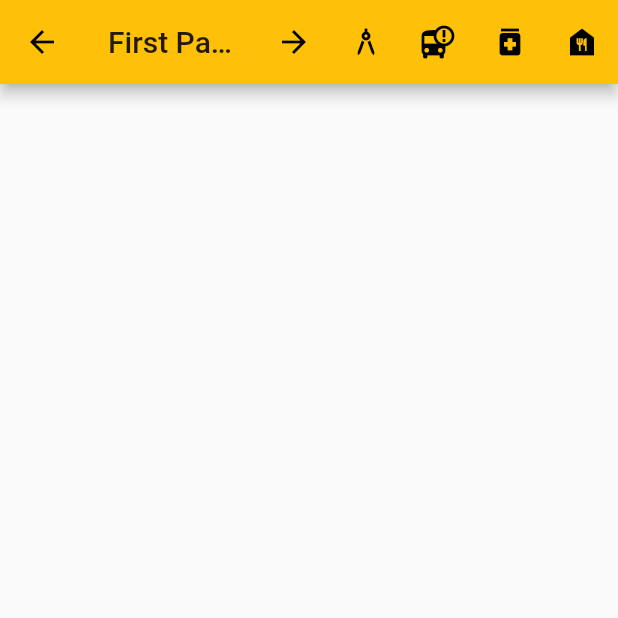
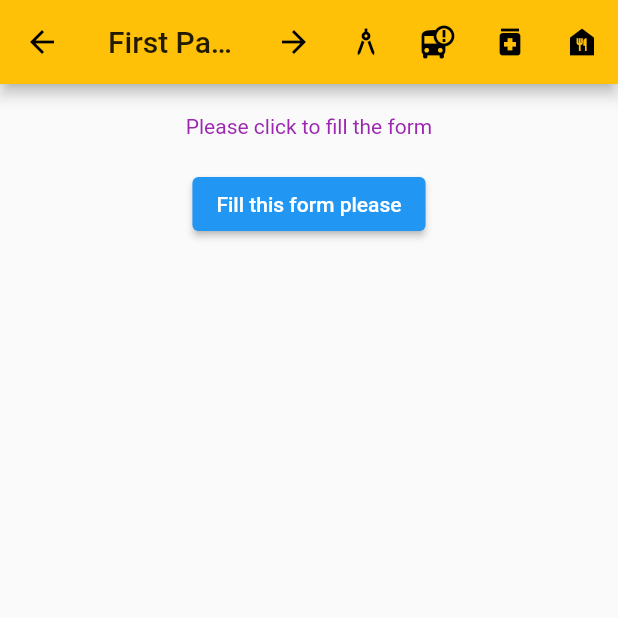
Before and after one commit to is767-1-2021/orapan, a Flutter app: the FirstPage screen opened by its route, on a phone screen of 412 x 824 dp, the top half of it. Run offline on Flutter 3.47's test engine with Material 2 defaults, Android fonts, the phone set to English and light mode, and no system bars; project files that could hold a hidden picture were left out.

Commit message:
Add route to first page + faked animation on seven page + merge first and seventh page+ modify fourth page

```diff
--- a/first_app/lib/main.dart
+++ b/first_app/lib/main.dart
@@ -2,6 +2,7 @@
 
 import 'pages/fifth_page.dart';
 import 'pages/fourth_page.dart';
+import 'pages/seventh_page.dart';
 import 'pages/sixth_page.dart';
 import 'pages/third_page.dart';
 import 'pages/first_page.dart';
@@ -22,7 +23,7 @@
           bodyText2:TextStyle(color: Colors.purple),
         ),
       ),
-      initialRoute: '/sixth',
+      initialRoute: '/fourth',
        routes: <String, WidgetBuilder> {
         '/first':(context) => FirstPage  (),
         '/second': (context)=> SecondPage (),
@@ -30,6 +31,7 @@
         '/fourth': (context)=> FourthPage (),
         '/fifth': (context)=> FifthPage (),
         '/sixth': (context)=> SixthPage (),
+        '/seventh': (context)=> SeventhPage (),
         }
      );
    }
--- a/first_app/lib/pages/fifth_page.dart
+++ b/first_app/lib/pages/fifth_page.dart
@@ -9,10 +9,13 @@
     ),
     body : GridView.count(
        crossAxisCount : 2,
-       children: List.generate(6,(index) {
+       children: List.generate(7,(index) {
          return InkWell(
            onTap: (){
              Navigator.pushNamed(context, '/${index+1}');
+              // ScaffoldMessenger.of(context).showSnackBar(SnackBar(
+              //   content: Text('Tap at $index'),
+              // ));
            },
            child: Container(
              margin:EdgeInsets.all(20.0),
--- a/first_app/lib/pages/first_page.dart
+++ b/first_app/lib/pages/first_page.dart
@@ -1,6 +1,14 @@
+import 'package:first_app/pages/second_page.dart';
 import 'package:flutter/material.dart';
 
-class FirstPage extends StatelessWidget{
+class FirstPage extends StatefulWidget{
+  @override
+  _FirstPageState createState() => _FirstPageState();
+}
+
+class _FirstPageState extends State<FirstPage> {
+  String? _formData = 'Please click to fill the form';
+
   @override
   Widget build(BuildContext context) {
      return Scaffold(
@@ -9,11 +17,47 @@
            actions: [
              IconButton(onPressed: (){}, icon: Icon(Icons.arrow_forward)),
              IconButton(onPressed: (){}, icon:Icon(Icons.architecture)),
-             IconButton(onPressed: (){}, icon:Icon(Icons.bus_alert)),
-             IconButton(onPressed: (){}, icon:Icon(Icons.medication)),
+             IconButton(
+               onPressed: (){
+                 Navigator.push(context,
+                  MaterialPageRoute(
+                    builder: (context) => SecondPage(),
+                  ),
+                 );
+               },
+               icon:Icon(Icons.bus_alert)
+             ),
+             IconButton(
+               onPressed: (){
+                 Navigator.pushNamed(context, '/3') ;
+               },
+               icon: Icon(Icons.medication)
+               ),
              IconButton(onPressed: (){}, icon:Icon(Icons.food_bank)),
            ],
-        ) ,
-     );
+         ),
+        body:Center(
+          child: Column(
+            children: [
+            Padding(
+             padding: EdgeInsets.all(20.0),
+             child: Text('$_formData'),
+            ),
+            ElevatedButton(
+              onPressed: () async {
+                var response = await Navigator.pushNamed(context,'6/');
+
+                if (response != null && !response.toString().isEmpty){
+                 setState(() {
+                    _formData = response.toString();
+                  });
+                }
+              },
+              child: Text ('Fill this form please'),
+             ),
+           ],
+         ),
+       ),
+    );
   }
 }
--- a/first_app/lib/pages/second_page.dart
+++ b/first_app/lib/pages/second_page.dart
@@ -3,7 +3,6 @@
 class SecondPage extends StatelessWidget{
   @override
   Widget build(BuildContext context) {
-    var circular;
     return Scaffold(
        appBar: AppBar(
          title: Text('Second Page'),
--- a/first_app/lib/pages/third_page.dart
+++ b/first_app/lib/pages/third_page.dart
@@ -4,7 +4,7 @@
   @override
   Widget build(BuildContext context) {
     return DefaultTabController(
-      initialIndex: 1,
+      initialIndex: 0,
       length: 3,
       child: Scaffold(
       appBar: AppBar(
@@ -29,12 +29,12 @@
             child: Text('Cloud'),
           ),
           Center(
-            child: Text('Umbrellar'),
+            child: Text('Umbrella'),
           ),
           Center(
             child : Text('Sunny'),
            ),
-         ]
+         ],
        ),
       ),
     );
```
Also changed, not shown: first_app/lib/pages/fourth_page.dart (+64 -6 lines), first_app/lib/pages/seventh_page.dart (added, +53 -0 lines), first_app/lib/pages/sixth_page.dart (+12 -6 lines).
